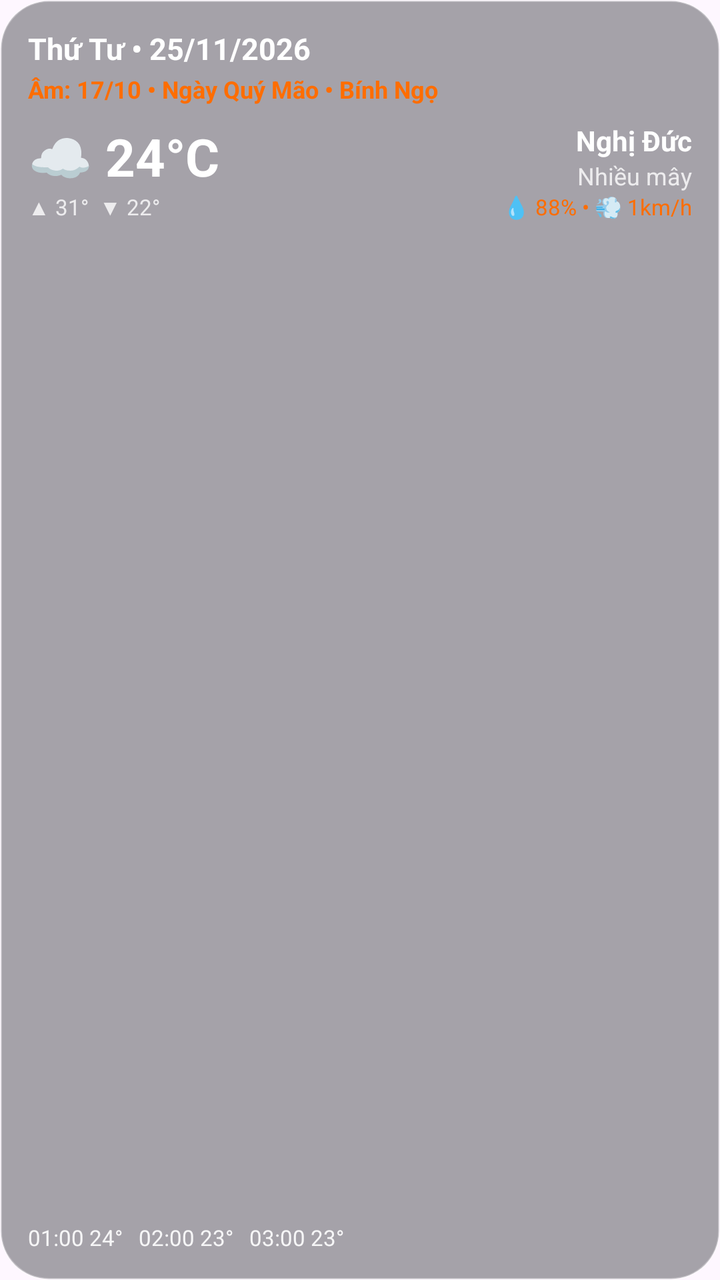
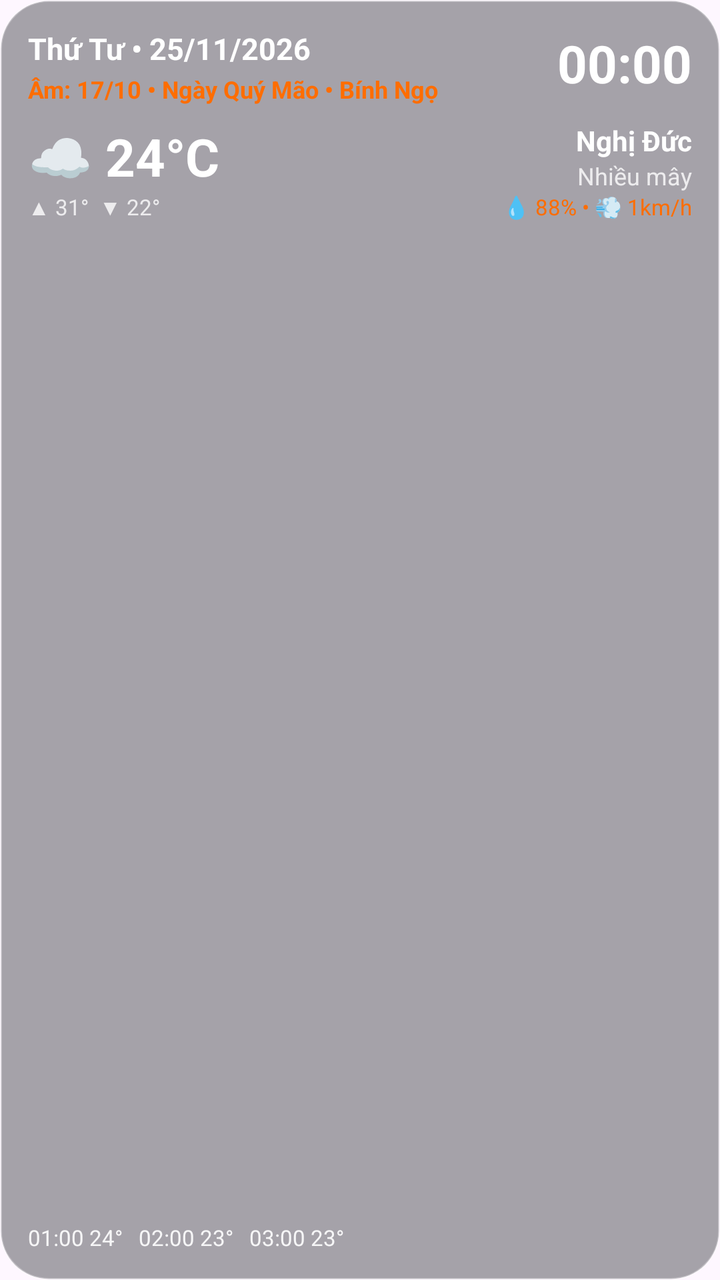

Before-and-after screenshots of an Android layout around one commit, followed by the original layout XML and the change that was made.
<!-- AndroidManifest.xml: application theme Theme.Material3.DayNight.NoActionBar -->
<!-- res/layout/widget_4x2.xml -->
<?xml version="1.0" encoding="utf-8"?>
<RelativeLayout xmlns:android="http://schemas.android.com/apk/res/android"
    android:id="@+id/widget_root"
    android:layout_width="match_parent"
    android:layout_height="match_parent"
    android:background="@drawable/bg_widget_glass_dark"
    android:padding="14dp">

    <TextView
        android:id="@+id/tv_solar_date"
        android:layout_width="wrap_content"
        android:layout_height="wrap_content"
        android:fontFamily="sans-serif"
        android:text="Thứ Tư • 25/11/2026"
        android:textColor="#FFFFFF"
        android:textSize="15sp"
        android:textStyle="bold" />

    <TextView
        android:id="@+id/tv_update_time"
        android:layout_width="wrap_content"
        android:layout_height="wrap_content"
        android:visibility="gone" />

    <TextView
        android:id="@+id/tv_lunar_date"
        android:layout_width="wrap_content"
        android:layout_height="wrap_content"
        android:layout_below="@id/tv_solar_date"
        android:layout_marginTop="2dp"
        android:fontFamily="sans-serif"
        android:text="Âm: 17/10 • Ngày Quý Mão • Bính Ngọ"
        android:textColor="#FF6D00"
        android:textSize="12sp"
        android:textStyle="bold" />

    <LinearLayout
        android:id="@+id/layout_middle"
        android:layout_width="match_parent"
        android:layout_height="wrap_content"
        android:layout_below="@id/tv_lunar_date"
        android:layout_marginTop="8dp"
        android:orientation="horizontal">

        <LinearLayout
            android:layout_width="0dp"
            android:layout_height="wrap_content"
            android:layout_weight="1"
            android:orientation="vertical">

            <TextView
                android:id="@+id/tv_temp"
                android:layout_width="wrap_content"
                android:layout_height="wrap_content"
                android:fontFamily="sans-serif"
                android:text="☁ 24°C"
                android:textColor="#FFFFFF"
                android:textSize="26sp"
                android:textStyle="bold" />

            <TextView
                android:id="@+id/tv_min_max"
                android:layout_width="wrap_content"
                android:layout_height="wrap_content"
                android:fontFamily="sans-serif"
                android:text="▲ 31°  ▼ 22°"
                android:textColor="#CCFFFFFF"
                android:textSize="11sp" />
        </LinearLayout>

        <LinearLayout
            android:layout_width="wrap_content"
            android:layout_height="wrap_content"
            android:gravity="end"
            android:orientation="vertical">

            <TextView
                android:id="@+id/tv_location"
                android:layout_width="wrap_content"
                android:layout_height="wrap_content"
                android:fontFamily="sans-serif"
                android:text="Nghị Đức"
                android:textColor="#FFFFFF"
                android:textSize="14sp"
                android:textStyle="bold" />

            <TextView
                android:id="@+id/tv_condition"
                android:layout_width="wrap_content"
                android:layout_height="wrap_content"
                android:fontFamily="sans-serif"
                android:text="Nhiều mây"
                android:textColor="#CCFFFFFF"
                android:textSize="12sp" />

            <TextView
                android:id="@+id/tv_humidity_wind"
                android:layout_width="wrap_content"
                android:layout_height="wrap_content"
                android:fontFamily="sans-serif"
                android:text="💧 88% • 💨 1km/h"
                android:textColor="#FF6D00"
                android:textSize="11sp" />
        </LinearLayout>
    </LinearLayout>

    <TextView
        android:id="@+id/tv_hourly"
        android:layout_width="wrap_content"
        android:layout_height="wrap_content"
        android:layout_alignParentBottom="true"
        android:fontFamily="sans-serif"
        android:text="01:00 24°   02:00 23°   03:00 23°"
        android:textColor="#E6FFFFFF"
        android:textSize="11sp" />

    <TextView
        android:id="@+id/tv_signature"
        android:layout_width="wrap_content"
        android:layout_height="wrap_content"
        android:layout_alignParentEnd="true"
        android:layout_alignParentBottom="true"
        android:alpha="0.9"
        android:fontFamily="sans-serif"
        android:text=""
        android:textColor="#FFFFFF"
        android:textSize="11sp"
        android:textStyle="italic" />
</RelativeLayout>
<!-- resources referenced by this layout -->
<resources>
  <!-- drawable bg_widget_glass_dark (drawable) -->
  <?xml version="1.0" encoding="utf-8"?>
  <shape xmlns:android="http://schemas.android.com/apk/res/android">
      <solid android:color="#661E2229" />
      <corners android:radius="24dp" />
      <stroke
          android:width="1dp"
          android:color="#4DFFFFFF" />
  </shape>
</resources>

<!-- the commit's change to res/layout/widget_4x2.xml (unified diff, before → after) -->
@@ -14,6 +14,20 @@
         android:text="Thứ Tư • 25/11/2026"
         android:textColor="#FFFFFF"
         android:textSize="15sp"
+        android:textStyle="bold" />
+
+    <TextClock
+        android:id="@+id/tc_clock"
+        android:layout_width="wrap_content"
+        android:layout_height="wrap_content"
+        android:layout_alignParentEnd="true"
+        android:layout_alignParentTop="true"
+        android:fontFamily="sans-serif"
+        android:format12Hour="HH:mm"
+        android:format24Hour="HH:mm"
+        android:maxLines="1"
+        android:textColor="#FFFFFF"
+        android:textSize="26sp"
         android:textStyle="bold" />
 
     <TextView
